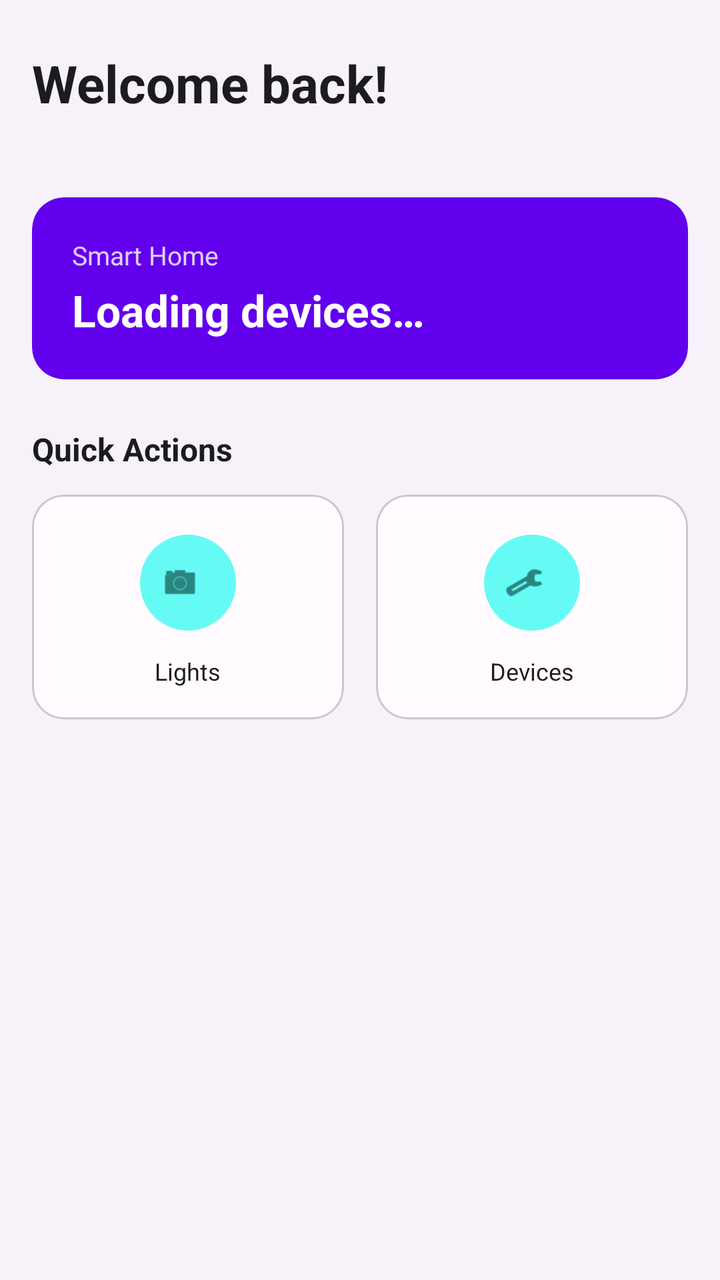
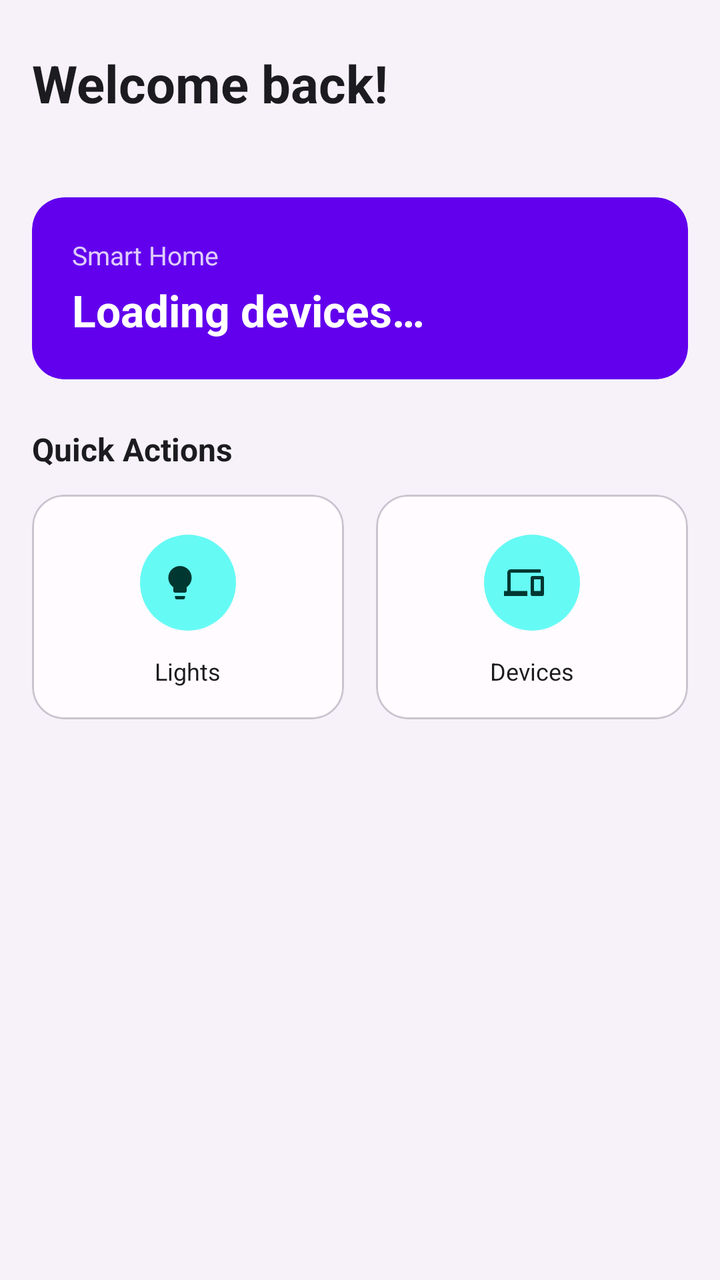

The first picture is an Android layout as it rendered before a commit; the second is the same layout after the commit. The layout source and the unified diff follow.
<!-- AndroidManifest.xml: application theme Theme.RiverSong -->
<!-- res/layout/fragment_home.xml -->
<?xml version="1.0" encoding="utf-8"?>
<androidx.core.widget.NestedScrollView
    xmlns:android="http://schemas.android.com/apk/res/android"
    xmlns:app="http://schemas.android.com/apk/res-auto"
    android:layout_width="match_parent"
    android:layout_height="match_parent"
    android:background="@color/river_song_background">

    <LinearLayout
        android:layout_width="match_parent"
        android:layout_height="wrap_content"
        android:orientation="vertical"
        android:padding="16dp">

        
        <TextView
            android:id="@+id/textViewWelcome"
            android:layout_width="wrap_content"
            android:layout_height="wrap_content"
            android:layout_marginTop="8dp"
            android:text="Welcome back!"
            android:textSize="26sp"
            android:textStyle="bold"
            android:textColor="@color/river_song_on_background" />

        <TextView
            android:id="@+id/textViewDate"
            android:layout_width="wrap_content"
            android:layout_height="wrap_content"
            android:layout_marginTop="2dp"
            android:textSize="13sp"
            android:textColor="@color/river_song_on_surface_variant" />

        
        <com.google.android.material.card.MaterialCardView
            android:layout_width="match_parent"
            android:layout_height="wrap_content"
            android:layout_marginTop="20dp"
            app:cardCornerRadius="16dp"
            app:cardElevation="0dp"
            app:strokeWidth="0dp"
            android:backgroundTint="@color/river_song_primary">

            <LinearLayout
                android:layout_width="match_parent"
                android:layout_height="wrap_content"
                android:orientation="vertical"
                android:padding="20dp">

                <TextView
                    android:layout_width="wrap_content"
                    android:layout_height="wrap_content"
                    android:text="Smart Home"
                    android:textSize="13sp"
                    android:textColor="@color/river_song_on_primary"
                    android:alpha="0.8" />

                <TextView
                    android:id="@+id/textViewDeviceCount"
                    android:layout_width="wrap_content"
                    android:layout_height="wrap_content"
                    android:layout_marginTop="4dp"
                    android:text="Loading devices…"
                    android:textSize="22sp"
                    android:textStyle="bold"
                    android:textColor="@color/river_song_on_primary" />

            </LinearLayout>
        </com.google.android.material.card.MaterialCardView>

        
        <TextView
            android:layout_width="wrap_content"
            android:layout_height="wrap_content"
            android:layout_marginTop="24dp"
            android:layout_marginBottom="12dp"
            android:text="Quick Actions"
            android:textSize="16sp"
            android:textStyle="bold"
            android:textColor="@color/river_song_on_background" />

        <LinearLayout
            android:layout_width="match_parent"
            android:layout_height="wrap_content"
            android:orientation="horizontal">

            <com.google.android.material.card.MaterialCardView
                android:layout_width="0dp"
                android:layout_height="wrap_content"
                android:layout_weight="1"
                android:layout_marginEnd="8dp"
                app:cardCornerRadius="16dp"
                app:cardElevation="0dp"
                android:backgroundTint="@color/river_song_surface">

                <LinearLayout
                    android:layout_width="match_parent"
                    android:layout_height="wrap_content"
                    android:orientation="vertical"
                    android:gravity="center"
                    android:padding="16dp">

                    <com.google.android.material.button.MaterialButton
                        android:id="@+id/buttonControlLight"
                        style="@style/Widget.Material3.Button.IconButton.Filled.Tonal"
                        android:layout_width="56dp"
                        android:layout_height="56dp"
                        app:icon="@android:drawable/ic_menu_camera"
                        android:contentDescription="Toggle lights" />

                    <TextView
                        android:layout_width="wrap_content"
                        android:layout_height="wrap_content"
                        android:layout_marginTop="8dp"
                        android:text="Lights"
                        android:textSize="12sp"
                        android:textColor="@color/river_song_on_surface" />
                </LinearLayout>
            </com.google.android.material.card.MaterialCardView>

            <com.google.android.material.card.MaterialCardView
                android:layout_width="0dp"
                android:layout_height="wrap_content"
                android:layout_weight="1"
                android:layout_marginStart="8dp"
                app:cardCornerRadius="16dp"
                app:cardElevation="0dp"
                android:backgroundTint="@color/river_song_surface">

                <LinearLayout
                    android:layout_width="match_parent"
                    android:layout_height="wrap_content"
                    android:orientation="vertical"
                    android:gravity="center"
                    android:padding="16dp">

                    <com.google.android.material.button.MaterialButton
                        android:id="@+id/buttonViewDevices"
                        style="@style/Widget.Material3.Button.IconButton.Filled.Tonal"
                        android:layout_width="56dp"
                        android:layout_height="56dp"
                        app:icon="@android:drawable/ic_menu_manage"
                        android:contentDescription="View all devices" />

                    <TextView
                        android:layout_width="wrap_content"
                        android:layout_height="wrap_content"
                        android:layout_marginTop="8dp"
                        android:text="Devices"
                        android:textSize="12sp"
                        android:textColor="@color/river_song_on_surface" />
                </LinearLayout>
            </com.google.android.material.card.MaterialCardView>
        </LinearLayout>

        
        <ProgressBar
            android:id="@+id/progressBar"
            style="?android:attr/progressBarStyleHorizontal"
            android:layout_width="match_parent"
            android:layout_height="4dp"
            android:layout_marginTop="16dp"
            android:indeterminate="true"
            android:visibility="gone" />

        <TextView
            android:id="@+id/textViewError"
            android:layout_width="match_parent"
            android:layout_height="wrap_content"
            android:layout_marginTop="8dp"
            android:visibility="gone"
            android:textColor="@color/river_song_error"
            android:textSize="14sp" />

    </LinearLayout>
</androidx.core.widget.NestedScrollView>
<!-- resources referenced by this layout -->
<resources>
  <color name="river_song_background">#F7F2F9</color>
  <color name="river_song_error">#B00020</color>
  <color name="river_song_on_background">#1C1B1F</color>
  <color name="river_song_on_primary">#FFFFFF</color>
  <color name="river_song_on_surface">#1C1B1F</color>
  <color name="river_song_on_surface_variant">#49454F</color>
  <color name="river_song_primary">#6200EE</color>
  <color name="river_song_surface">#FFFBFE</color>
  <color name="river_song_primary_container">#BB86FC</color>
  <color name="river_song_on_primary_container">#21005D</color>
  <color name="river_song_secondary">#03DAC6</color>
  <color name="river_song_on_secondary">#000000</color>
  <color name="river_song_secondary_container">#66FAF4</color>
  <color name="river_song_on_secondary_container">#003831</color>
  <color name="river_song_tertiary">#018786</color>
  <color name="river_song_on_tertiary">#FFFFFF</color>
  <color name="river_song_tertiary_container">#A7E7E7</color>
  <color name="river_song_on_tertiary_container">#002C2C</color>
  <color name="river_song_on_error">#FFFFFF</color>
  <color name="river_song_error_container">#FCD8DF</color>
  <color name="river_song_on_error_container">#410002</color>
  <color name="river_song_surface_variant">#E7E0EC</color>
  <color name="river_song_outline">#79757F</color>
  <!-- unchanged entries left out for length: 1 -->
</resources>

<!-- the commit's change to res/layout/fragment_home.xml (unified diff, before → after) -->
@@ -105,7 +105,7 @@
                         style="@style/Widget.Material3.Button.IconButton.Filled.Tonal"
                         android:layout_width="56dp"
                         android:layout_height="56dp"
-                        app:icon="@android:drawable/ic_menu_camera"
+                        app:icon="@drawable/ic_lightbulb"
                         android:contentDescription="Toggle lights" />
 
                     <TextView
@@ -139,7 +139,7 @@
                         style="@style/Widget.Material3.Button.IconButton.Filled.Tonal"
                         android:layout_width="56dp"
                         android:layout_height="56dp"
-                        app:icon="@android:drawable/ic_menu_manage"
+                        app:icon="@drawable/ic_devices"
                         android:contentDescription="View all devices" />
 
                     <TextView
<!-- resource entries referenced after the edit -->
@@ -8,6 +8,30 @@
   <color name="river_song_on_surface_variant">#49454F</color>
   <color name="river_song_primary">#6200EE</color>
   <color name="river_song_surface">#FFFBFE</color>
+  <!-- drawable ic_devices (drawable) -->
+  <?xml version="1.0" encoding="utf-8"?>
+  <vector xmlns:android="http://schemas.android.com/apk/res/android"
+      android:width="24dp"
+      android:height="24dp"
+      android:viewportWidth="24"
+      android:viewportHeight="24"
+      android:tint="?attr/colorControlNormal">
+      <path
+          android:fillColor="@android:color/white"
+          android:pathData="M4,6h18V4H4c-1.1,0 -2,0.9 -2,2v11H0v3h14v-3H4V6zm19,2h-6c-0.55,0 -1,0.45 -1,1v10c0,0.55 0.45,1 1,1h6c0.55,0 1,-0.45 1,-1V9c0,-0.55 -0.45,-1 -1,-1zm-1,9h-4v-7h4v7z" />
+  </vector>
+  <!-- drawable ic_lightbulb (drawable) -->
+  <?xml version="1.0" encoding="utf-8"?>
+  <vector xmlns:android="http://schemas.android.com/apk/res/android"
+      android:width="24dp"
+      android:height="24dp"
+      android:viewportWidth="24"
+      android:viewportHeight="24"
+      android:tint="?attr/colorControlNormal">
+      <path
+          android:fillColor="@android:color/white"
+          android:pathData="M9,21c0,0.55 0.45,1 1,1h4c0.55,0 1,-0.45 1,-1v-1H9v1zm3,-19C8.14,2 5,5.14 5,9c0,2.38 1.19,4.47 3,5.74V17c0,0.55 0.45,1 1,1h6c0.55,0 1,-0.45 1,-1v-2.26c1.81,-1.27 3,-3.36 3,-5.74 0,-3.86 -3.14,-7 -7,-7z" />
+  </vector>
   <color name="river_song_primary_container">#BB86FC</color>
   <color name="river_song_on_primary_container">#21005D</color>
   <color name="river_song_secondary">#03DAC6</color>
